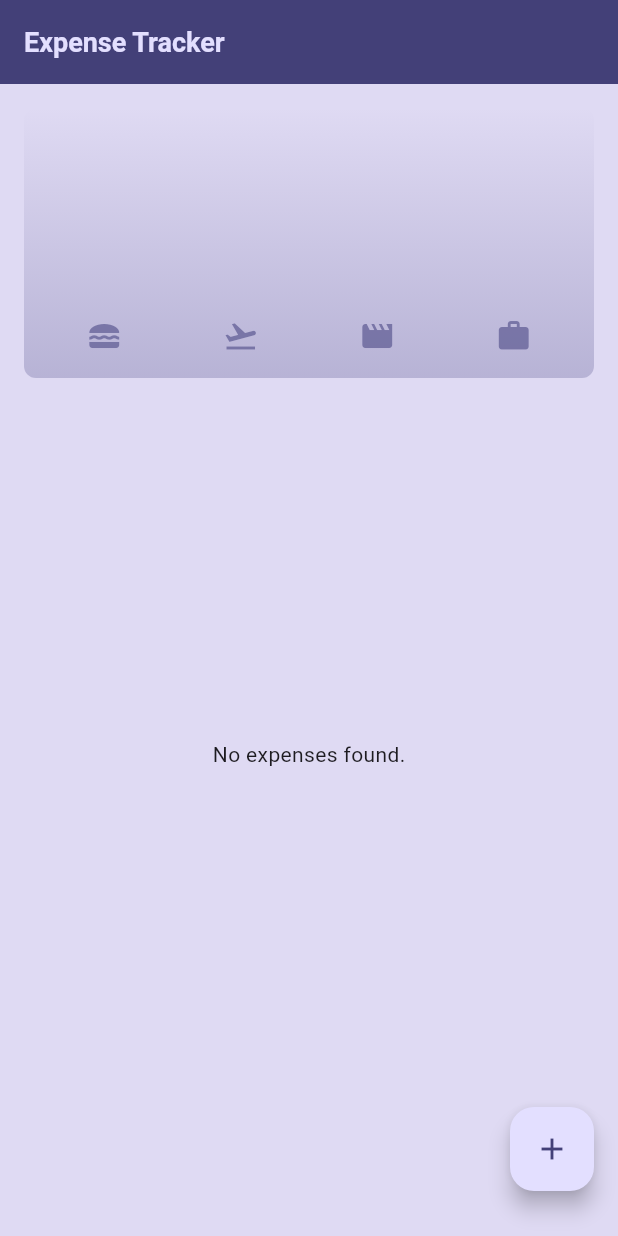
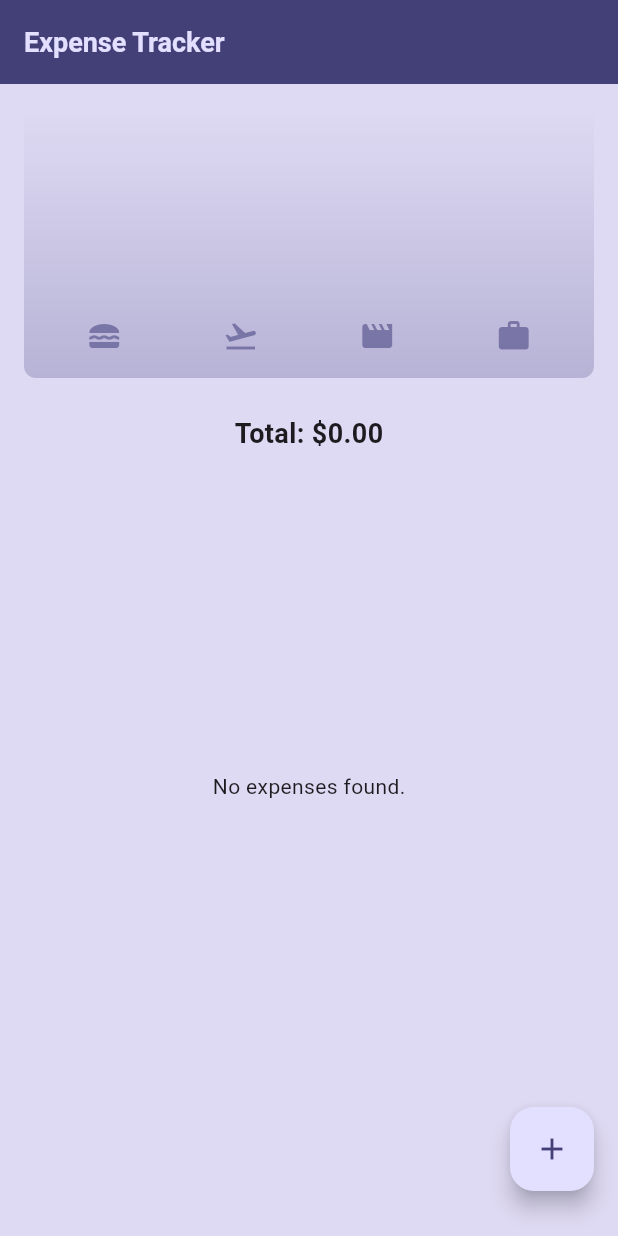
Before and after one commit to tahmidulislamfahim/expense_tracker, a Flutter app: the screen it shows after launch, on a phone screen of 412 x 824 dp. Run offline on Flutter 3.47's test engine with Material 3 defaults, Android fonts, the phone set to English and light mode, and no system bars; our stand-ins replace shared_preferences.

Commit message:
total expense

```diff
--- a/lib/widgets/expenses.dart
+++ b/lib/widgets/expenses.dart
@@ -100,6 +100,10 @@ class _ExpensesState extends State<Expenses> {
     }
   }
 
+  double get _totalExpense {
+    return _registeredExpenses.fold(0.0, (sum, item) => sum + item.amount);
+  }
+
   @override
   Widget build(BuildContext context) {
     var width = MediaQuery.of(context).size.width;
@@ -119,6 +123,16 @@ class _ExpensesState extends State<Expenses> {
               ? Column(
                 children: [
                   Chart(expenses: _registeredExpenses),
+                  Padding(
+                    padding: const EdgeInsets.symmetric(vertical: 8.0),
+                    child: Text(
+                      'Total: \$${_totalExpense.toStringAsFixed(2)}',
+                      style: const TextStyle(
+                        fontSize: 18,
+                        fontWeight: FontWeight.bold,
+                      ),
+                    ),
+                  ),
                   Expanded(child: mainContent),
                   Align(
                     alignment: Alignment.bottomRight,
@@ -134,7 +148,23 @@ class _ExpensesState extends State<Expenses> {
               )
               : Row(
                 children: [
-                  Expanded(child: Chart(expenses: _registeredExpenses)),
+                  Expanded(
+                    child: Column(
+                      children: [
+                        Chart(expenses: _registeredExpenses),
+                        Padding(
+                          padding: const EdgeInsets.symmetric(vertical: 8.0),
+                          child: Text(
+                            'Total: \$${_totalExpense.toStringAsFixed(2)}',
+                            style: const TextStyle(
+                              fontSize: 18,
+                              fontWeight: FontWeight.bold,
+                            ),
+                          ),
+                        ),
+                      ],
+                    ),
+                  ),
                   const SizedBox(width: 20),
                   Expanded(child: mainContent),
                   Align(
--- a/lib/widgets/new_expense.dart
+++ b/lib/widgets/new_expense.dart
@@ -87,7 +87,7 @@ class _NewExpense extends State<NewExpense> {
   Widget build(BuildContext context) {
     return SafeArea(
       child: Padding(
-        padding: const EdgeInsets.all(16),
+        padding: const EdgeInsets.all(32),
         child: Column(
           children: [
             TextField(
```
